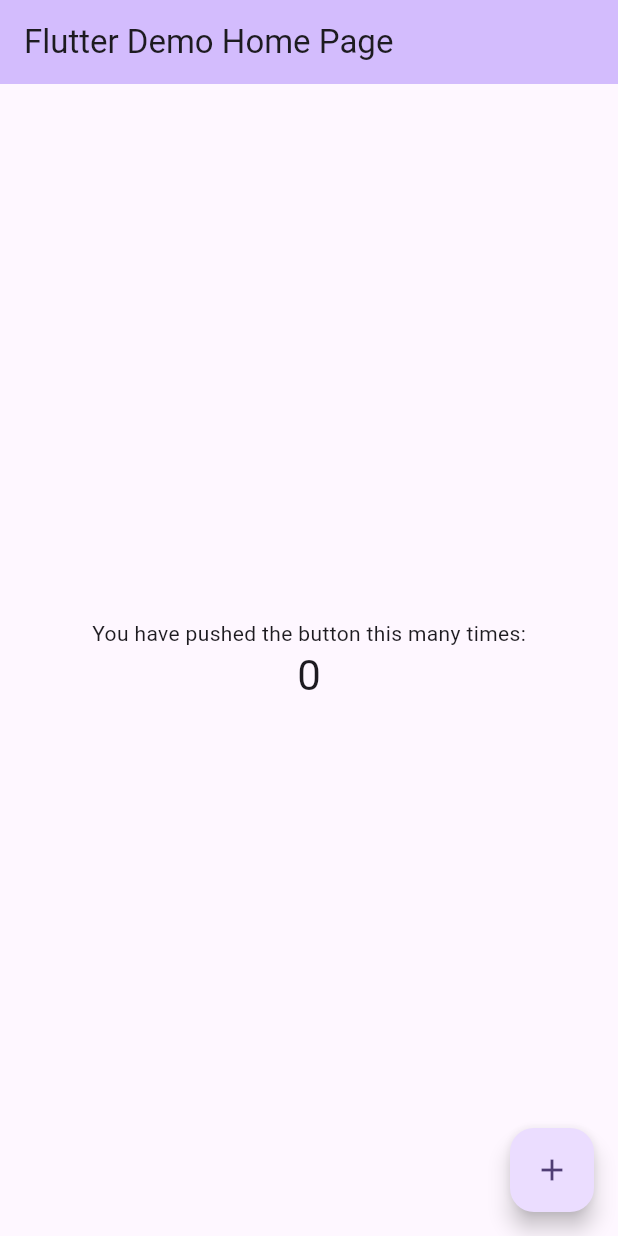
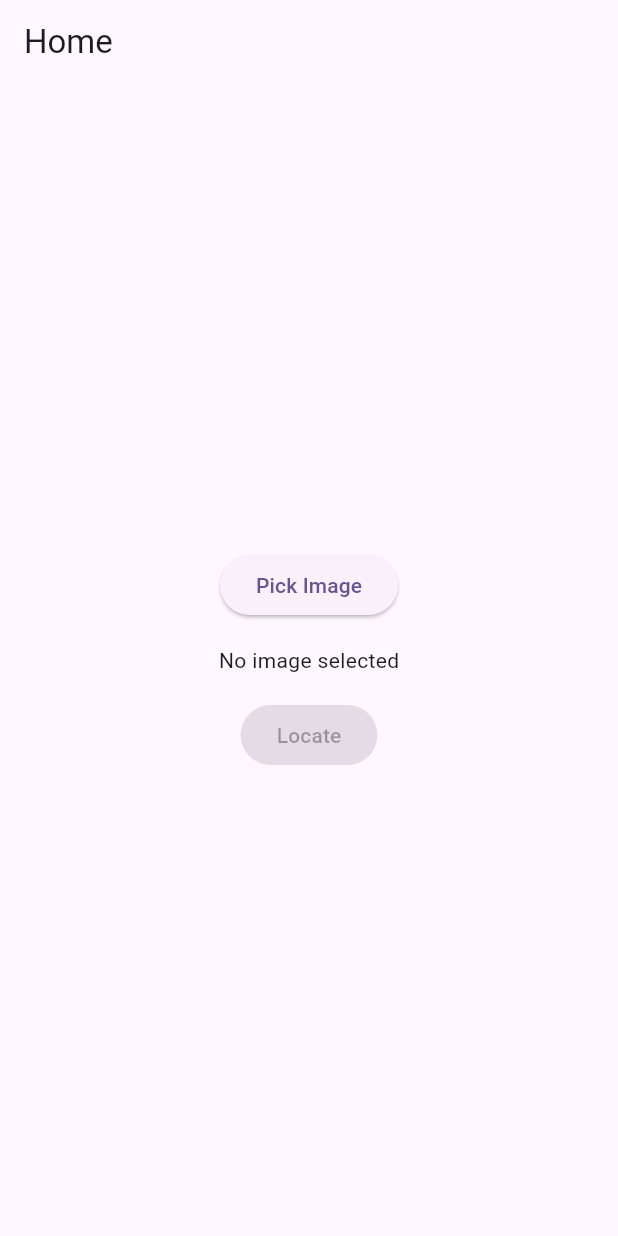
Before and after one commit to gerthfaustralia/whereisthisplace, a Flutter app: the screen it shows after launch, on a phone screen of 412 x 824 dp. Run offline on Flutter 3.47's test engine with Material 3 defaults, Android fonts, the light colour scheme and no system bars; our stand-ins replace image_picker.

Commit message:
Add HomeScreen with image picker

```diff
--- a/app/lib/main.dart
+++ b/app/lib/main.dart
@@ -1,4 +1,5 @@
 import 'package:flutter/material.dart';
+import 'screens/home.dart';
 
 void main() {
   runApp(const MyApp());
@@ -7,116 +8,14 @@ void main() {
 class MyApp extends StatelessWidget {
   const MyApp({super.key});
 
-  // This widget is the root of your application.
   @override
   Widget build(BuildContext context) {
     return MaterialApp(
       title: 'Flutter Demo',
       theme: ThemeData(
-        // This is the theme of your application.
-        //
-        // TRY THIS: Try running your application with "flutter run". You'll see
-        // the application has a purple toolbar. Then, without quitting the app,
-        // try changing the seedColor in the colorScheme below to Colors.green
-        // and then invoke "hot reload" (save your changes or press the "hot
-        // reload" button in a Flutter-supported IDE, or press "r" if you used
-        // the command line to start the app).
-        //
-        // Notice that the counter didn't reset back to zero; the application
-        // state is not lost during the reload. To reset the state, use hot
-        // restart instead.
-        //
-        // This works for code too, not just values: Most code changes can be
-        // tested with just a hot reload.
         colorScheme: ColorScheme.fromSeed(seedColor: Colors.deepPurple),
       ),
-      home: const MyHomePage(title: 'Flutter Demo Home Page'),
+      home: const HomeScreen(),
     );
   }
 }
-
-class MyHomePage extends StatefulWidget {
-  const MyHomePage({super.key, required this.title});
-
-  // This widget is the home page of your application. It is stateful, meaning
-  // that it has a State object (defined below) that contains fields that affect
-  // how it looks.
-
-  // This class is the configuration for the state. It holds the values (in this
-  // case the title) provided by the parent (in this case the App widget) and
-  // used by the build method of the State. Fields in a Widget subclass are
-  // always marked "final".
-
-  final String title;
-
-  @override
-  State<MyHomePage> createState() => _MyHomePageState();
-}
-
-class _MyHomePageState extends State<MyHomePage> {
-  int _counter = 0;
-
-  void _incrementCounter() {
-    setState(() {
-      // This call to setState tells the Flutter framework that something has
-      // changed in this State, which causes it to rerun the build method below
-      // so that the display can reflect the updated values. If we changed
-      // _counter without calling setState(), then the build method would not be
-      // called again, and so nothing would appear to happen.
-      _counter++;
-    });
-  }
-
-  @override
-  Widget build(BuildContext context) {
-    // This method is rerun every time setState is called, for instance as done
-    // by the _incrementCounter method above.
-    //
-    // The Flutter framework has been optimized to make rerunning build methods
-    // fast, so that you can just rebuild anything that needs updating rather
-    // than having to individually change instances of widgets.
-    return Scaffold(
-      appBar: AppBar(
-        // TRY THIS: Try changing the color here to a specific color (to
-        // Colors.amber, perhaps?) and trigger a hot reload to see the AppBar
-        // change color while the other colors stay the same.
-        backgroundColor: Theme.of(context).colorScheme.inversePrimary,
-        // Here we take the value from the MyHomePage object that was created by
-        // the App.build method, and use it to set our appbar title.
-        title: Text(widget.title),
-      ),
-      body: Center(
-        // Center is a layout widget. It takes a single child and positions it
-        // in the middle of the parent.
-        child: Column(
-          // Column is also a layout widget. It takes a list of children and
-          // arranges them vertically. By default, it sizes itself to fit its
-          // children horizontally, and tries to be as tall as its parent.
-          //
-          // Column has various properties to control how it sizes itself and
-          // how it positions its children. Here we use mainAxisAlignment to
-          // center the children vertically; the main axis here is the vertical
-          // axis because Columns are vertical (the cross axis would be
-          // horizontal).
-          //
-          // TRY THIS: Invoke "debug painting" (choose the "Toggle Debug Paint"
-          // action in the IDE, or press "p" in the console), to see the
-          // wireframe for each widget.
-          mainAxisAlignment: MainAxisAlignment.center,
-          children: <Widget>[
-            const Text('You have pushed the button this many times:'),
-            Text(
-              '$_counter',
-              style: Theme.of(context).textTheme.headlineMedium,
-            ),
-          ],
-        ),
-      ),
-      floatingActionButton: FloatingActionButton(
-        onPressed: _incrementCounter,
-        tooltip: 'Increment',
-        child: const Icon(Icons.add),
-      ), // This trailing comma makes auto-formatting nicer for build methods.
-    );
-  }
-}
--- /dev/null
+++ b/app/lib/screens/home.dart
@@ -0,0 +1,78 @@
+import 'dart:io';
+
+import 'package:flutter/foundation.dart' show kIsWeb;
+import 'package:flutter/material.dart';
+import 'package:image_picker/image_picker.dart';
+
+class HomeScreen extends StatefulWidget {
+  const HomeScreen({super.key});
+
+  @override
+  State<HomeScreen> createState() => _HomeScreenState();
+}
+
+class _HomeScreenState extends State<HomeScreen> {
+  XFile? _image;
+  bool _loading = false;
+
+  Future<void> _pickImage() async {
+    final picker = ImagePicker();
+    final pickedFile = await picker.pickImage(source: ImageSource.gallery);
+    if (!mounted) return;
+    setState(() {
+      _image = pickedFile;
+    });
+  }
+
+  Future<void> _locate() async {
+    if (_image == null) return;
+    setState(() {
+      _loading = true;
+    });
+    await Future.delayed(const Duration(seconds: 1));
+    if (!mounted) return;
+    setState(() {
+      _loading = false;
+    });
+  }
+
+  Widget _buildImagePreview() {
+    if (_image == null) {
+      return const Text('No image selected');
+    }
+    return kIsWeb
+        ? Image.network(_image!.path, height: 200)
+        : Image.file(File(_image!.path), height: 200);
+  }
+
+  @override
+  Widget build(BuildContext context) {
+    return Scaffold(
+      appBar: AppBar(
+        title: const Text('Home'),
+      ),
+      body: Center(
+        child: Column(
+          mainAxisAlignment: MainAxisAlignment.center,
+          children: [
+            ElevatedButton(
+              onPressed: _pickImage,
+              child: const Text('Pick Image'),
+            ),
+            const SizedBox(height: 16),
+            _buildImagePreview(),
+            const SizedBox(height: 16),
+            ElevatedButton(
+              onPressed: _image == null || _loading ? null : _locate,
+              child: const Text('Locate'),
+            ),
+            if (_loading) ...[
+              const SizedBox(height: 16),
+              const CircularProgressIndicator(),
+            ],
+          ],
+        ),
+      ),
+    );
+  }
+}
--- a/app/pubspec.yaml
+++ b/app/pubspec.yaml
@@ -34,6 +34,7 @@ dependencies:
   # The following adds the Cupertino Icons font to your application.
   # Use with the CupertinoIcons class for iOS style icons.
   cupertino_icons: ^1.0.8
+  image_picker: ^1.0.4
 
 dev_dependencies:
   flutter_test:
```
Also changed, not shown: 1 other file.
